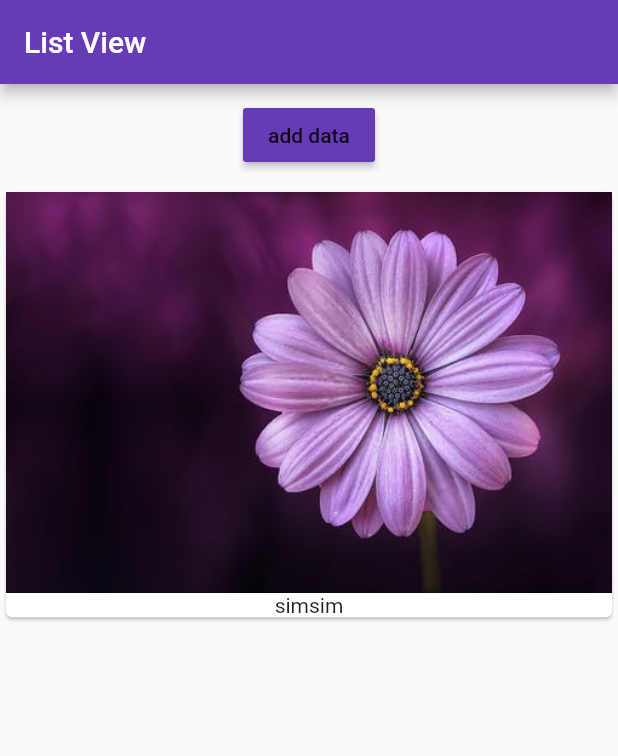
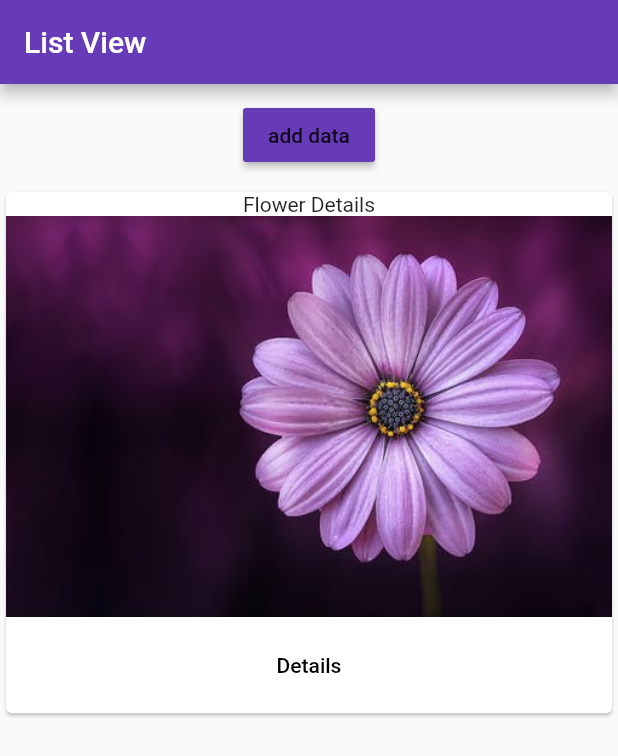
Before and after one commit to mohamedsamirmohamedsalem/flutter_ListView, a Flutter app: the screen it shows after launch, after a tap on "add data", on a phone screen of 412 x 824 dp. Shown: the top 756 px of the screen. Run offline on Flutter 3.47's test engine with Material 2 defaults, Android fonts, the phone set to English and light mode, and no system bars.

Commit message:
navigation added

```diff
--- a/lib/ProductManager.dart
+++ b/lib/ProductManager.dart
@@ -15,11 +15,17 @@ class ProductManager extends StatefulWidget {
 
 /////////////////////////////////////////////////////
 class ProductManagerState extends State<ProductManager> {
-  List<String> products = [];
+  List<Map> products = [];
 
-  void addProduct(String product) {
+  void addProduct(Map product) {
     setState(() {
       products.add(product);
+    });
+  }
+
+  void deleteProduct(int index) {
+    setState(() {
+      products.removeAt(index);
     });
   }
 
@@ -33,7 +39,7 @@ class ProductManagerState extends State<ProductManager> {
           child: ProductsControl(addProduct),
         ),
         Expanded(
-          child: Products(products),
+          child: Products(products, deleteProduct),
         ),
       ],
     );
--- a/lib/ProductsControl.dart
+++ b/lib/ProductsControl.dart
@@ -3,17 +3,17 @@ import 'package:flutter/material.dart';
 class ProductsControl extends StatelessWidget {
 //ProductsControl();
 
-final Function addProduct;
-ProductsControl(this.addProduct);
+  final Function addProduct;
+
+  ProductsControl(this.addProduct);
 
   @override
   Widget build(BuildContext context) {
-    // TODO: implement build
     return RaisedButton(
       color: Theme.of(context).primaryColor,
       child: Text('add data'),
       onPressed: () {
-        addProduct('simsim');
+        addProduct({'title': 'rose Flower', 'image': 'assets/flower.jpg'});
       },
     );
   }
--- a/lib/main.dart
+++ b/lib/main.dart
@@ -1,6 +1,6 @@
 import 'package:flutter/material.dart';
 import 'package:test_app/ProductManager.dart';
-import 'package:test_app/ProductsControl.dart';
+import 'package:test_app/pages/HomeScaffold.dart';
 
 void main() {
   runApp(MyApp());
@@ -16,14 +16,7 @@ class MyApp extends StatelessWidget {
         primarySwatch: Colors.deepPurple,
         accentColor: Colors.deepOrange,
       ),
-      home: Scaffold(
-        appBar: AppBar(
-          title: Text('List View'),
-        ),
-        body: Container(
-          child: ProductManager(startingProduct: 'initial data'),
-        ),
-      ),
+      home: HomeScaffold(),
     );
   }
 }
--- /dev/null
+++ b/lib/pages/HomeScaffold.dart
@@ -0,0 +1,16 @@
+import 'package:flutter/material.dart';
+import '../ProductManager.dart';
+
+class HomeScaffold extends StatelessWidget {
+  @override
+  Widget build(BuildContext context) {
+    return Scaffold(
+      appBar: AppBar(
+        title: Text('List View'),
+      ),
+      body: Container(
+        child: ProductManager(startingProduct: 'initial data'),
+      ),
+    );
+  }
+}
--- a/lib/products.dart
+++ b/lib/products.dart
@@ -1,16 +1,39 @@
 import 'package:flutter/material.dart';
+import './pages/FlowerDetailsScaffold.dart';
 
 class Products extends StatelessWidget {
-  final List<String> products;
+  final List<Map> products;
+  final Function deleteProduct;
 
-  Products(this.products);
+  Products(this.products, this.deleteProduct);
 
   Widget updateBuildItiem(BuildContext context, int index) {
     return Card(
       child: Column(
         children: <Widget>[
-          Image.asset('assets/flower.jpg'),
-          Text(products[index])
+          Text('Flower Details'),
+          Image.asset(products[index]['image']),
+          ButtonBar(
+            alignment: MainAxisAlignment.center,
+            children: <Widget>[
+              FlatButton(
+                child: Text('Details'),
+                onPressed: () => Navigator.push<bool>(
+                  context,
+                  MaterialPageRoute(
+                    builder: (BuildContext context) => FlowerDetailsScaffold(
+                      products[index]['title'],
+                      products[index]['image'],
+                    ),
+                  ),
+                ).then((bool value) {
+                  if (value) {
+                    deleteProduct(index);
+                  }
+                }),
+              ),
+            ],
+          ),
         ],
       ),
     );
```
Also changed, not shown: lib/pages/FlowerDetailsScaffold.dart (added, +42 -0 lines).
